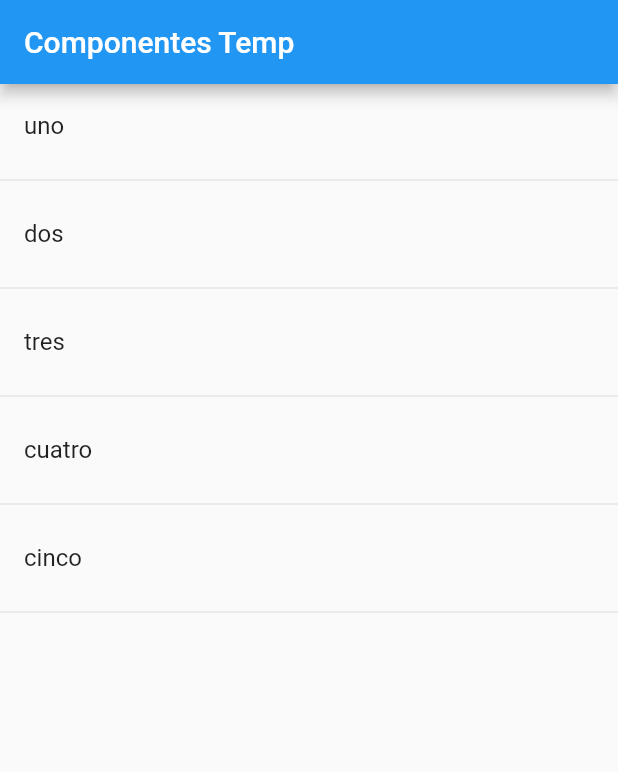
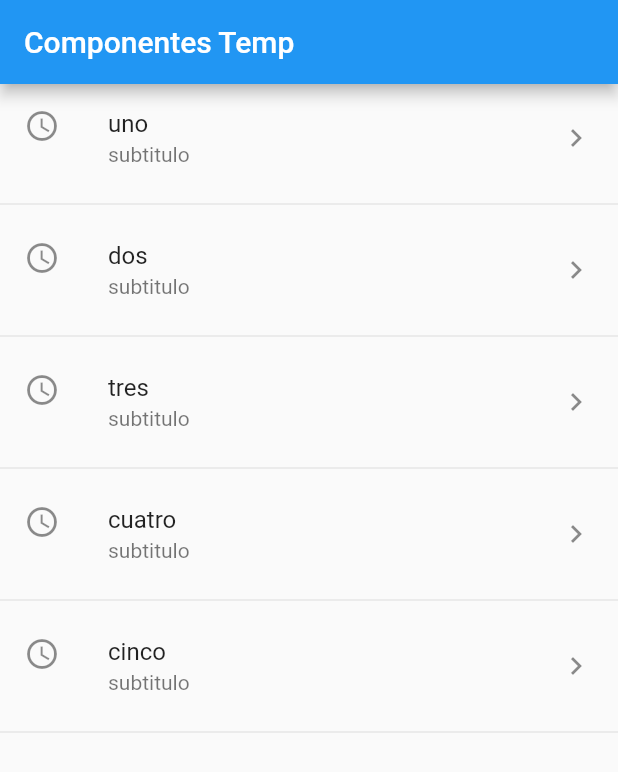
Before and after one commit to Gregoriomiqui/fluttersComponents, a Flutter app: the screen it shows after launch, on a phone screen of 412 x 824 dp. Shown: the top 772 px of the screen. Run offline on Flutter 3.47's test engine with Material 2 defaults, Android fonts, the phone set to English and light mode, and no system bars.

Commit message:
listTile con map

```diff
--- a/lib/src/pages/home_temp.dart
+++ b/lib/src/pages/home_temp.dart
@@ -13,7 +13,7 @@ class HomePageTemp extends StatelessWidget {
         title: Text('Componentes Temp'),
       ),
       body: ListView(
-        children: _crearItems()
+        children: _crearItemsCorta()
       ),
     );
   }
@@ -31,8 +31,23 @@ class HomePageTemp extends StatelessWidget {
     return lista;
   }
 
-  // List<Widget> _crearItemsCorta(){
+  List<Widget> _crearItemsCorta(){
 
-  // }
+    return opciones.map(( item ){
+      return Column(
+        children: [
+          ListTile(
+            title: Text(item),
+            subtitle: Text('subtitulo'),
+            leading: Icon(Icons.access_time),
+            trailing: Icon(Icons.keyboard_arrow_right),
+            onTap: (){},
+          ),
+          Divider()
+        ],
+      );
+    }).toList();
+
+  }
 
 }
```
